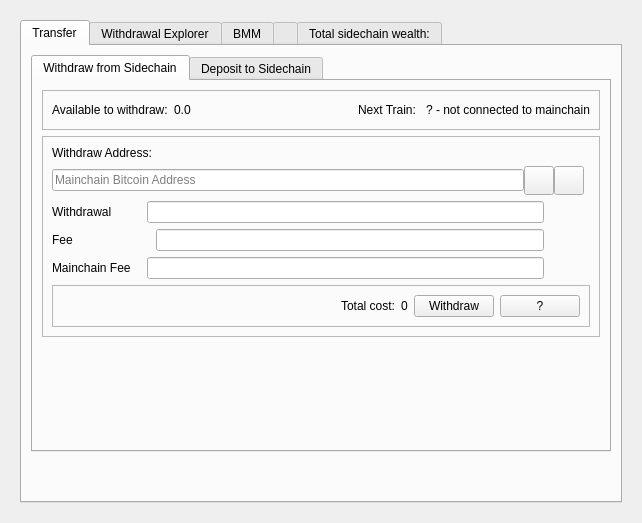
The window that src/qt/forms/sidechainpage.ui (skydogenet/sidechains) describes before a commit, drawn with Qt 5.
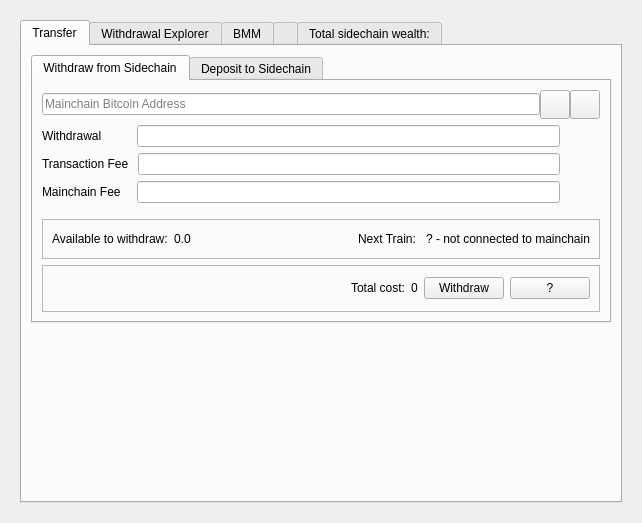
The same window after the commit. Icons and pictures are not drawn. Custom widgets are drawn as their Qt base class.

Commit message: Sidechain WT page updates

The edit to the form file:
```diff
--- a/src/qt/forms/sidechainpage.ui
+++ b/src/qt/forms/sidechainpage.ui
@@ -61,7 +61,7 @@
               <enum>Qt::Vertical</enum>
              </property>
              <property name="sizeType">
-              <enum>QSizePolicy::Minimum</enum>
+              <enum>QSizePolicy::MinimumExpanding</enum>
              </property>
              <property name="sizeHint" stdset="0">
               <size>
@@ -107,102 +107,6 @@
               </attribute>
               <layout class="QVBoxLayout" name="verticalLayout_11">
                <item>
-                <widget class="QFrame" name="frame_7">
-                 <property name="sizePolicy">
-                  <sizepolicy hsizetype="Preferred" vsizetype="Maximum">
-                   <horstretch>0</horstretch>
-                   <verstretch>0</verstretch>
-                  </sizepolicy>
-                 </property>
-                 <property name="frameShape">
-                  <enum>QFrame::StyledPanel</enum>
-                 </property>
-                 <property name="frameShadow">
-                  <enum>QFrame::Raised</enum>
-                 </property>
-                 <layout class="QHBoxLayout" name="horizontalLayout_2">
-                  <item>
-                   <widget class="QLabel" name="label_7">
-                    <property name="sizePolicy">
-                     <sizepolicy hsizetype="Preferred" vsizetype="Maximum">
-                      <horstretch>0</horstretch>
-                      <verstretch>0</verstretch>
-                     </sizepolicy>
-                    </property>
-                    <property name="text">
-                     <string>Available to withdraw:</string>
-                    </property>
-                   </widget>
-                  </item>
-                  <item>
-                   <widget class="QLabel" name="available">
-                    <property name="sizePolicy">
-                     <sizepolicy hsizetype="Preferred" vsizetype="Maximum">
-                      <horstretch>0</horstretch>
-                      <verstretch>0</verstretch>
-                     </sizepolicy>
-                    </property>
-                    <property name="text">
-                     <string>0.0</string>
-                    </property>
-                   </widget>
-                  </item>
-                  <item>
-                   <spacer name="horizontalSpacer_2">
-                    <property name="orientation">
-                     <enum>Qt::Horizontal</enum>
-                    </property>
-                    <property name="sizeType">
-                     <enum>QSizePolicy::MinimumExpanding</enum>
-                    </property>
-                    <property name="sizeHint" stdset="0">
-                     <size>
-                      <width>40</width>
-                      <height>20</height>
-                     </size>
-                    </property>
-                   </spacer>
-                  </item>
-                  <item>
-                   <widget class="QLabel" name="label_3">
-                    <property name="text">
-                     <string>Next Train: </string>
-                    </property>
-                   </widget>
-                  </item>
-                  <item>
-                   <widget class="QLabel" name="train">
-                    <property name="text">
-                     <string>? - not connected to mainchain</string>
-                    </property>
-                   </widget>
-                  </item>
-                 </layout>
-                </widget>
-               </item>
-               <item>
-                <widget class="QFrame" name="frame_8">
-                 <property name="sizePolicy">
-                  <sizepolicy hsizetype="Preferred" vsizetype="Maximum">
-                   <horstretch>0</horstretch>
-                   <verstretch>0</verstretch>
-                  </sizepolicy>
-                 </property>
-                 <property name="frameShape">
-                  <enum>QFrame::StyledPanel</enum>
-                 </property>
-                 <property name="frameShadow">
-                  <enum>QFrame::Raised</enum>
-                 </property>
-                 <layout class="QGridLayout" name="gridLayout_5">
-                  <item row="0" column="0">
-                   <widget class="QLabel" name="label_9">
-                    <property name="text">
-                     <string>Withdraw Address:</string>
-                    </property>
-                   </widget>
-                  </item>
-                  <item row="1" column="0">
                    <layout class="QHBoxLayout" name="payToLayout">
                     <property name="spacing">
                      <number>0</number>
@@ -265,7 +169,7 @@
                     </item>
                    </layout>
                   </item>
-                  <item row="2" column="0">
+               <item>
                    <layout class="QHBoxLayout" name="horizontalLayoutAmount" stretch="0,0,0,0">
                     <item>
                      <widget class="QLabel" name="label_26">
@@ -311,12 +215,12 @@
                     </item>
                    </layout>
                   </item>
-                  <item row="3" column="0">
+               <item>
                    <layout class="QHBoxLayout" name="horizontalLayoutAmount_2" stretch="0,0,0,0">
                     <item>
                      <widget class="QLabel" name="label_28">
                       <property name="text">
-                       <string>Fee</string>
+                    <string>Transaction Fee</string>
                       </property>
                      </widget>
                     </item>
@@ -330,7 +234,7 @@
                       </property>
                       <property name="sizeHint" stdset="0">
                        <size>
-                        <width>77</width>
+                     <width>3</width>
                         <height>20</height>
                        </size>
                       </property>
@@ -357,7 +261,7 @@
                     </item>
                    </layout>
                   </item>
-                  <item row="4" column="0">
+               <item>
                    <layout class="QHBoxLayout" name="horizontalLayoutAmount_3" stretch="0,0,0,0">
                     <item>
                      <widget class="QLabel" name="label_31">
@@ -403,7 +307,97 @@
                     </item>
                    </layout>
                   </item>
-                  <item row="5" column="0" colspan="2">
+               <item>
+                <spacer name="verticalSpacer_7">
+                 <property name="orientation">
+                  <enum>Qt::Vertical</enum>
+                 </property>
+                 <property name="sizeType">
+                  <enum>QSizePolicy::Maximum</enum>
+                 </property>
+                 <property name="sizeHint" stdset="0">
+                  <size>
+                   <width>20</width>
+                   <height>10</height>
+                  </size>
+                 </property>
+                </spacer>
+               </item>
+               <item>
+                <widget class="QFrame" name="frame_7">
+                 <property name="sizePolicy">
+                  <sizepolicy hsizetype="Preferred" vsizetype="Maximum">
+                   <horstretch>0</horstretch>
+                   <verstretch>0</verstretch>
+                  </sizepolicy>
+                 </property>
+                 <property name="frameShape">
+                  <enum>QFrame::StyledPanel</enum>
+                 </property>
+                 <property name="frameShadow">
+                  <enum>QFrame::Raised</enum>
+                 </property>
+                 <layout class="QHBoxLayout" name="horizontalLayout_2">
+                  <item>
+                   <widget class="QLabel" name="label_7">
+                    <property name="sizePolicy">
+                     <sizepolicy hsizetype="Preferred" vsizetype="Maximum">
+                      <horstretch>0</horstretch>
+                      <verstretch>0</verstretch>
+                     </sizepolicy>
+                    </property>
+                    <property name="text">
+                     <string>Available to withdraw:</string>
+                    </property>
+                   </widget>
+                  </item>
+                  <item>
+                   <widget class="QLabel" name="available">
+                    <property name="sizePolicy">
+                     <sizepolicy hsizetype="Preferred" vsizetype="Maximum">
+                      <horstretch>0</horstretch>
+                      <verstretch>0</verstretch>
+                     </sizepolicy>
+                    </property>
+                    <property name="text">
+                     <string>0.0</string>
+                    </property>
+                   </widget>
+                  </item>
+                  <item>
+                   <spacer name="horizontalSpacer_2">
+                    <property name="orientation">
+                     <enum>Qt::Horizontal</enum>
+                    </property>
+                    <property name="sizeType">
+                     <enum>QSizePolicy::MinimumExpanding</enum>
+                    </property>
+                    <property name="sizeHint" stdset="0">
+                     <size>
+                      <width>40</width>
+                      <height>20</height>
+                     </size>
+                    </property>
+                   </spacer>
+                  </item>
+                  <item>
+                   <widget class="QLabel" name="label_3">
+                    <property name="text">
+                     <string>Next Train: </string>
+                    </property>
+                   </widget>
+                  </item>
+                  <item>
+                   <widget class="QLabel" name="train">
+                    <property name="text">
+                     <string>? - not connected to mainchain</string>
+                    </property>
+                   </widget>
+                  </item>
+                 </layout>
+                </widget>
+               </item>
+               <item>
                    <widget class="QFrame" name="frame_11">
                     <property name="frameShape">
                      <enum>QFrame::StyledPanel</enum>
@@ -461,22 +455,6 @@
                      </item>
                     </layout>
                    </widget>
-                  </item>
-                 </layout>
-                </widget>
-               </item>
-               <item>
-                <spacer name="verticalSpacer_7">
-                 <property name="orientation">
-                  <enum>Qt::Vertical</enum>
-                 </property>
-                 <property name="sizeHint" stdset="0">
-                  <size>
-                   <width>20</width>
-                   <height>40</height>
-                  </size>
-                 </property>
-                </spacer>
                </item>
               </layout>
              </widget>
```
Lines whose indentation alone changed are shown as unchanged.
